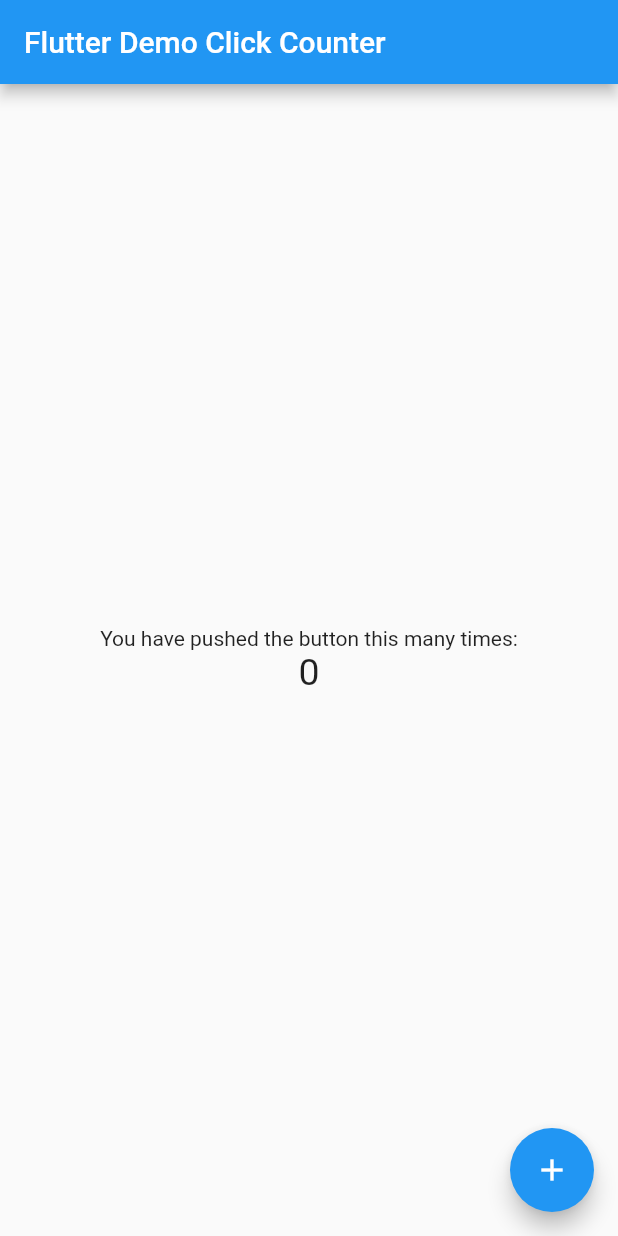
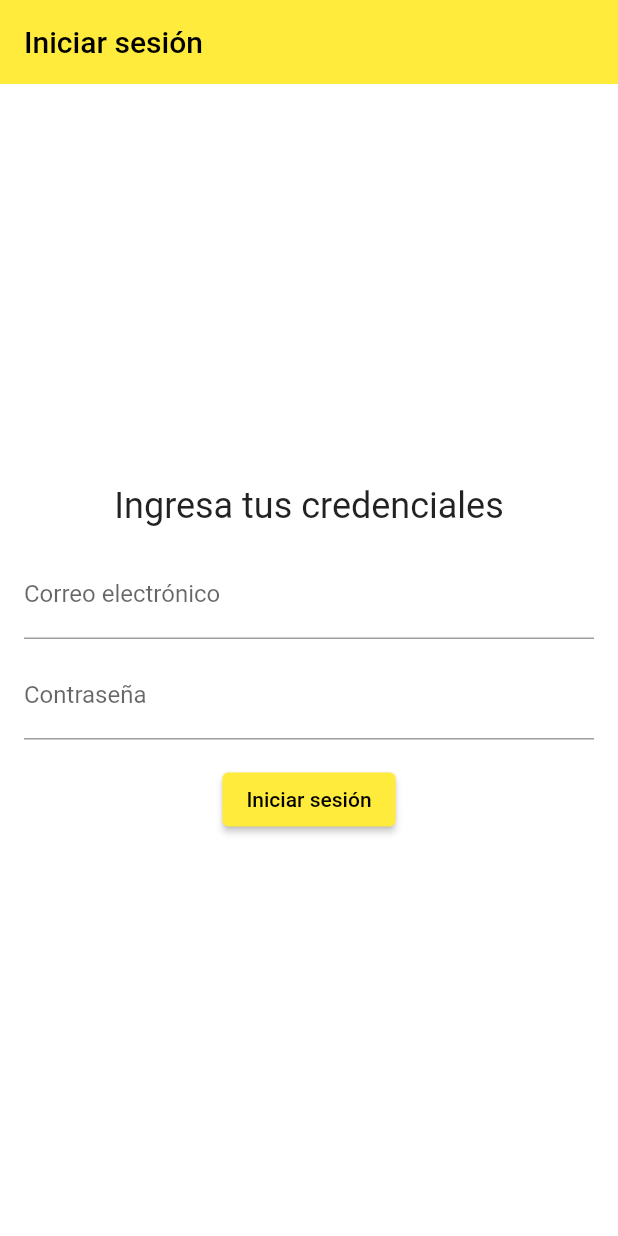
Before and after one commit to FranciscoGenere2/beautywave_app, a Flutter app: the screen it shows after launch, on a phone screen of 412 x 824 dp. Run offline on Flutter 3.47's test engine with Material 2 defaults, Android fonts, the phone set to English and light mode, and no system bars.

Commit message:
primer commit, base funcional

```diff
--- /dev/null
+++ b/lib/login_page.dart
@@ -0,0 +1,51 @@
+import 'package:flutter/material.dart';
+
+class LoginPage extends StatelessWidget {
+  const LoginPage({Key? key}) : super(key: key);
+
+  @override
+  Widget build(BuildContext context) {
+    return Scaffold(
+      appBar: AppBar(
+        automaticallyImplyLeading:
+            false, // Oculta el botón de flecha de retroceso
+        title: const Text('Iniciar sesión'),
+        elevation: 0,
+      ),
+      body: Padding(
+        padding: const EdgeInsets.all(16.0),
+        child: Column(
+          mainAxisAlignment: MainAxisAlignment.center,
+          children: [
+            const Text(
+              'Ingresa tus credenciales',
+              style: TextStyle(fontSize: 24),
+            ),
+            const SizedBox(height: 16),
+            TextField(
+              decoration: const InputDecoration(
+                labelText: 'Correo electrónico',
+              ),
+            ),
+            const SizedBox(height: 8),
+            TextField(
+              obscureText: true,
+              decoration: const InputDecoration(
+                labelText: 'Contraseña',
+              ),
+            ),
+            const SizedBox(height: 16),
+            ElevatedButton(
+              onPressed: () {
+                // Lógica de inicio de sesión aquí
+                // Por ahora, simplemente navegaremos a la página principal
+                Navigator.pushReplacementNamed(context, '/home');
+              },
+              child: const Text('Iniciar sesión'),
+            ),
+          ],
+        ),
+      ),
+    );
+  }
+}
--- a/lib/main.dart
+++ b/lib/main.dart
@@ -1,91 +1,36 @@
 import 'package:flutter/material.dart';
+import 'package:beautywave/home_page.dart';
+import 'package:beautywave/login_page.dart';
+import 'package:beautywave/settings_page.dart';
 
 void main() => runApp(const MyApp());
 
 class MyApp extends StatelessWidget {
-  const MyApp({super.key});
-  static const String _title = 'Flutter Stateful Clicker Counter';
-  // This widget is the root of your application.
+  const MyApp({Key? key}) : super(key: key);
+
+  static const String _title = 'BeautyWave';
+
   @override
   Widget build(BuildContext context) {
     return MaterialApp(
       title: _title,
+      debugShowCheckedModeBanner: false,
       theme: ThemeData(
-        primarySwatch: Colors.blue,
+        primarySwatch: Colors.yellow,
+        scaffoldBackgroundColor: Colors.white,
       ),
-      home: const MyHomePage(),
+      initialRoute: '/',
+      routes: {
+        '/': (context) => const LoginPage(),
+        '/home': (context) => const MyHomePage(),
+      },
+      onGenerateRoute: (settings) {
+        if (settings.name == '/settings') {
+          return MaterialPageRoute(
+            builder: (context) => const SettingsPage(),
+          );
+        }
+      },
     );
   }
 }
-
-class MyHomePage extends StatefulWidget {
-  const MyHomePage({super.key});
-  // This widget is the home page of your application. It is stateful, meaning
-  // that it has a State object (defined below) that contains fields that affect
-  // how it looks.
-  // This class is the configuration for the state.
-  @override
-  _MyHomePageState createState() => _MyHomePageState();
-}
-
-class _MyHomePageState extends State<MyHomePage> {
-  int _counter = 0;
-
-  void _incrementCounter() {
-    setState(() {
-      // This call to setState tells the Flutter framework that something has
-      // changed in this State, which causes it to rerun the build method below
-      // so that the display can reflect the updated values. If we changed
-      // _counter without calling setState(), then the build method would not be
-      // called again, and so nothing would appear to happen.
-      _counter++;
-    });
-  }
-
-  @override
-  Widget build(BuildContext context) {
-    // This method is rerun every time setState is called, for instance as done
-    // by the _incrementCounter method above.
-    //
-    // The Flutter framework has been optimized to make rerunning build methods
-    // fast, so that you can just rebuild anything that needs updating rather
-    // than having to individually change instances of widgets.
-    return Scaffold(
-      appBar: AppBar(
-        // Here we take the value from the MyHomePage object that was created by
-        // the App.build method, and use it to set our appbar title.
-        title: const Text('Flutter Demo Click Counter'),
-      ),
-      body: Center(
-        // Center is a layout widget. It takes a single child and positions it
-        // in the middle of the parent.
-        child: Column(
-          // Column is also a layout widget. It takes a list of children and
-          // arranges them vertically. By default, it sizes itself to fit its
-          // children horizontally, and tries to be as tall as its parent.
-          //
-          // Column has various properties to control how it sizes itself and
-          // how it positions its children. Here we use mainAxisAlignment to
-          // center the children vertically; the main axis here is the vertical
-          // axis because Columns are vertical (the cross axis would be
-          // horizontal).
-          mainAxisAlignment: MainAxisAlignment.center,
-          children: <Widget>[
-            const Text(
-              'You have pushed the button this many times:',
-            ),
-            Text(
-              '$_counter',
-              style: const TextStyle(fontSize: 25),
-            ),
-          ],
-        ),
-      ),
-      floatingActionButton: FloatingActionButton(
-        onPressed: _incrementCounter,
-        tooltip: 'Increment',
-        child: const Icon(Icons.add),
-      ),
-    );
-  }
-}
--- a/pubspec.yaml
+++ b/pubspec.yaml
@@ -19,6 +19,7 @@ environment:
 dependencies:
   flutter:
     sdk: flutter
+
 
 dev_dependencies:
   flutter_test:
```
Also changed, not shown: lib/gallery_section.dart (added, +64 -0 lines), lib/home_page.dart (added, +201 -0 lines), lib/settings_page.dart (added, +89 -0 lines), lib/stylists_section.dart (added, +102 -0 lines).
